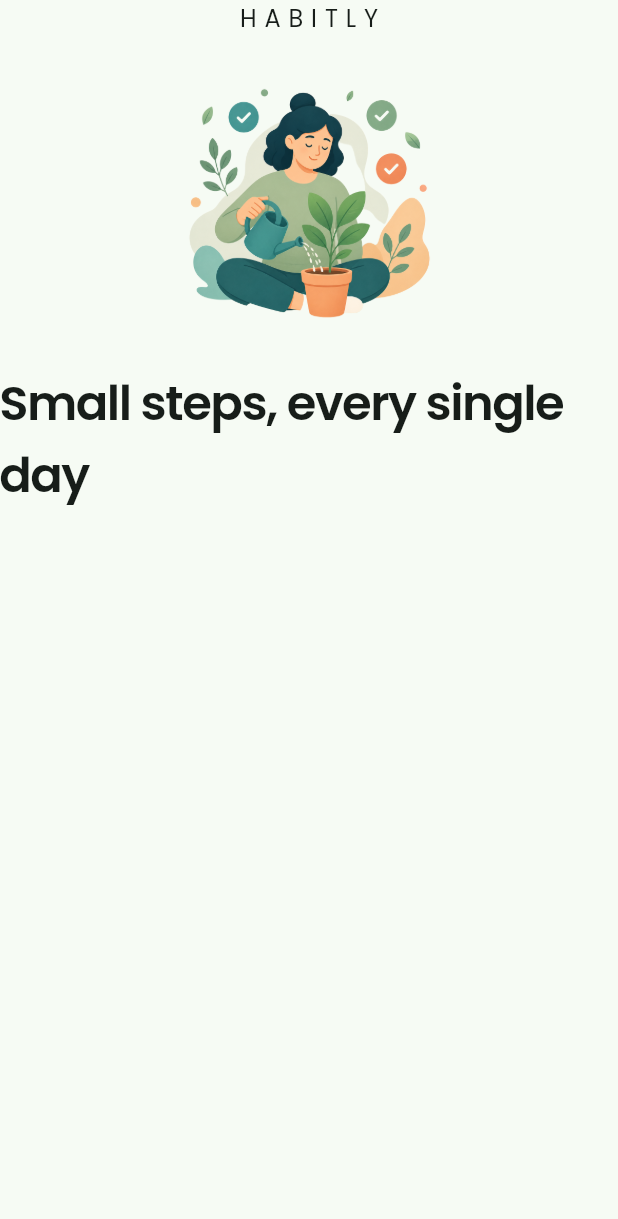
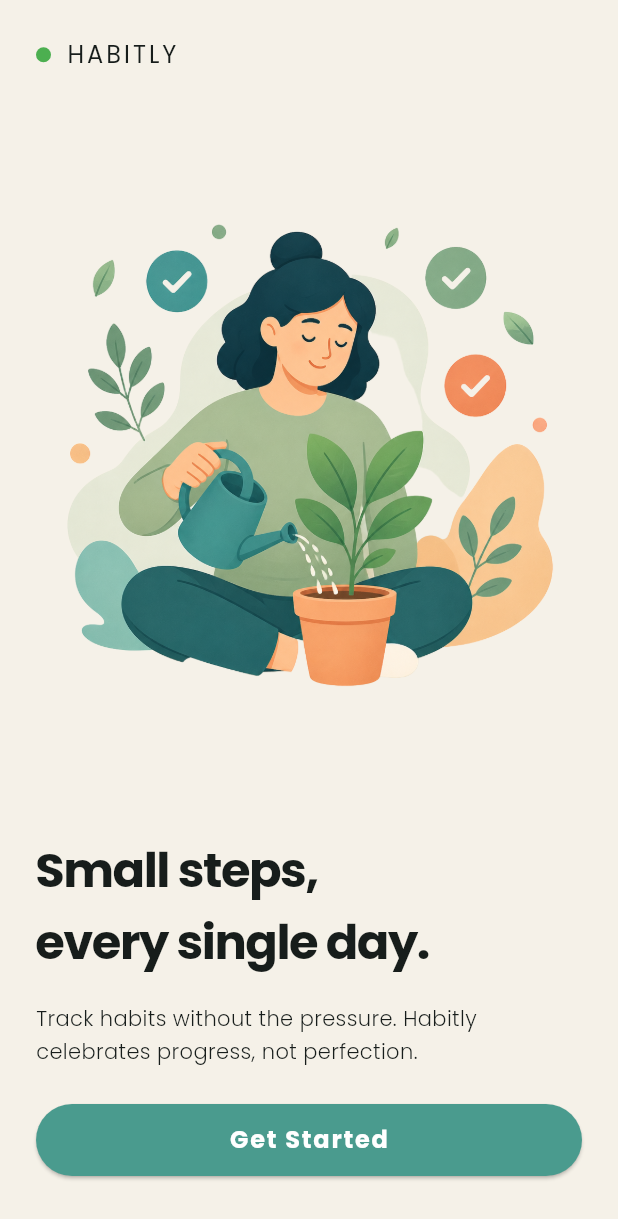
Before and after one commit to pakdhel/habitly-app-flutter, a Flutter app: the screen it shows after launch, on a phone screen of 412 x 824 dp. Shown: the top 1219 px of the screen. Run offline on Flutter 3.47's test engine with Material 3 defaults, Android fonts, the phone set to English and light mode, and no system bars.

Commit message:
membuat halaman onboarding

```diff
--- a/lib/screen/main/onboarding_screen.dart
+++ b/lib/screen/main/onboarding_screen.dart
@@ -7,31 +7,73 @@ class OnboardingScreen extends StatelessWidget {
   Widget build(BuildContext context) {
     return Scaffold(
       body: SafeArea(
+        child: Padding(
+          padding: const EdgeInsets.symmetric(horizontal: 24, vertical: 24),
           child: Column(
+            crossAxisAlignment: CrossAxisAlignment.start,
             children: [
-            Text('H A B I T L Y', style: Theme.of(context).textTheme.bodyLarge),
-            SizedBox(height: 20),
-            Image.asset(
-              'assets/onboarding.png',
-              width: 180,
-              height: 180,
-              fit: BoxFit.cover,
+              Row(
+                children: [
+                  Container(
+                    width: 10,
+                    height: 10,
+                    decoration: BoxDecoration(
+                      color: Colors.green,
+                      shape: BoxShape.circle,
                     ),
-            SizedBox(height: 20),
-            Column(
-              children: [
-                Column(
-                  children: [
+                  ),
+                  const SizedBox(width: 10),
                   Text(
-                      'Small steps, every single day',
-                      style: Theme.of(context).textTheme.headlineLarge,
+                    'HABITLY',
+                    style: Theme.of(
+                      context,
+                    ).textTheme.bodyLarge?.copyWith(letterSpacing: 2),
                   ),
                 ],
               ),
-                Column(children: []),
+
+              Expanded(
+                child: Image.asset(
+                  'assets/onboarding.png',
+
+                  fit: BoxFit.contain,
+                ),
+              ),
+
+              Text(
+                'Small steps, \nevery single day.',
+                style: Theme.of(context).textTheme.headlineLarge?.copyWith(
+                  fontWeight: FontWeight.bold,
+                ),
+              ),
+
+              SizedBox(height: 16),
+
+              Text(
+                'Track habits without the pressure. Habitly celebrates progress, not perfection.',
+                style: Theme.of(context).textTheme.bodyMedium,
+              ),
+
+              SizedBox(height: 24),
+
+              SizedBox(
+                width: double.infinity,
+                height: 48,
+                child: ElevatedButton(
+                  onPressed: () {},
+                  child: Text(
+                    'Get Started',
+                    style: Theme.of(context).textTheme.titleMedium?.copyWith(
+                      color: Colors.white,
+                      fontWeight: FontWeight.bold,
+                    ),
+                  ),
+                ),
+              ),
+
+              SizedBox(height: 16),
             ],
           ),
-          ],
         ),
       ),
     );
--- a/lib/style/colors/habitly_colors.dart
+++ b/lib/style/colors/habitly_colors.dart
@@ -1,7 +1,8 @@
 import 'package:flutter/material.dart';
 
 enum HabitlyColors {
-  green("Green", Colors.greenAccent);
+  green("Green", Color(0xFF4A9B8E)),
+  cream("Cream", Color(0xFFF5F1E8));
 
   const HabitlyColors(this.name, this.color);
   final String name;
--- a/lib/style/theme/habitly_theme.dart
+++ b/lib/style/theme/habitly_theme.dart
@@ -7,8 +7,10 @@ class HabitlyTheme {
     return ThemeData(
       colorSchemeSeed: HabitlyColors.green.color,
       brightness: Brightness.light,
+      scaffoldBackgroundColor: HabitlyColors.cream.color,
       useMaterial3: true,
-      textTheme: _textTheme
+      textTheme: _textTheme,
+      elevatedButtonTheme: _elevatedButtonTheme,
     );
   }
 
@@ -17,7 +19,8 @@ class HabitlyTheme {
       colorSchemeSeed: HabitlyColors.green.color,
       brightness: Brightness.dark,
       useMaterial3: true,
-      textTheme: _textTheme
+      textTheme: _textTheme,
+      elevatedButtonTheme: _elevatedButtonTheme,
     );
   }
 
@@ -40,4 +43,14 @@ class HabitlyTheme {
       labelSmall: HabitlyTextstyles.labelSmall,
     );
   }
+
+  static ElevatedButtonThemeData get _elevatedButtonTheme {
+    return ElevatedButtonThemeData(
+      style: ElevatedButton.styleFrom(
+        backgroundColor: HabitlyColors.green.color,
+        foregroundColor: Colors.white,
+        shape: RoundedRectangleBorder(borderRadius: BorderRadius.circular(100)),
+      ),
+    );
+  }
 }
```
Lines whose indentation alone changed are shown as unchanged.
